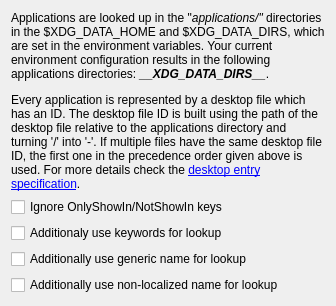
Qt form applications_xdg/src/configwidget.ui (albertlauncher/plugins) before a commit.
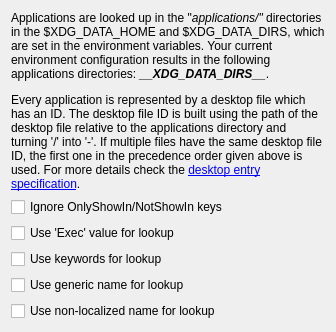
The same form after that commit.

Commit message:
[app:xdg] Add exec key option.
Also exclude 'env' in exec keys.

Related https://github.com/albertlauncher/albert/issues/695

```diff
--- a/applications_xdg/src/configwidget.ui
+++ b/applications_xdg/src/configwidget.ui
@@ -37,24 +37,31 @@
          </property>
         </widget>
        </item>
+       <item>
+        <widget class="QCheckBox" name="checkBox_useExec">
+         <property name="text">
+          <string>Use 'Exec' value for lookup</string>
+         </property>
+        </widget>
+       </item>
        <item>
         <widget class="QCheckBox" name="checkBox_useKeywords">
          <property name="text">
-          <string>Additionaly use keywords for lookup</string>
+          <string>Use keywords for lookup</string>
          </property>
         </widget>
        </item>
        <item>
         <widget class="QCheckBox" name="checkBox_useGenericName">
          <property name="text">
-          <string>Additionally use generic name for lookup</string>
+          <string>Use generic name for lookup</string>
          </property>
         </widget>
        </item>
        <item>
         <widget class="QCheckBox" name="checkBox_useNonLocalizedName">
          <property name="text">
-          <string>Additionally use non-localized name for lookup</string>
+          <string>Use non-localized name for lookup</string>
          </property>
         </widget>
        </item>
```
The commit also changes 2 other files.
